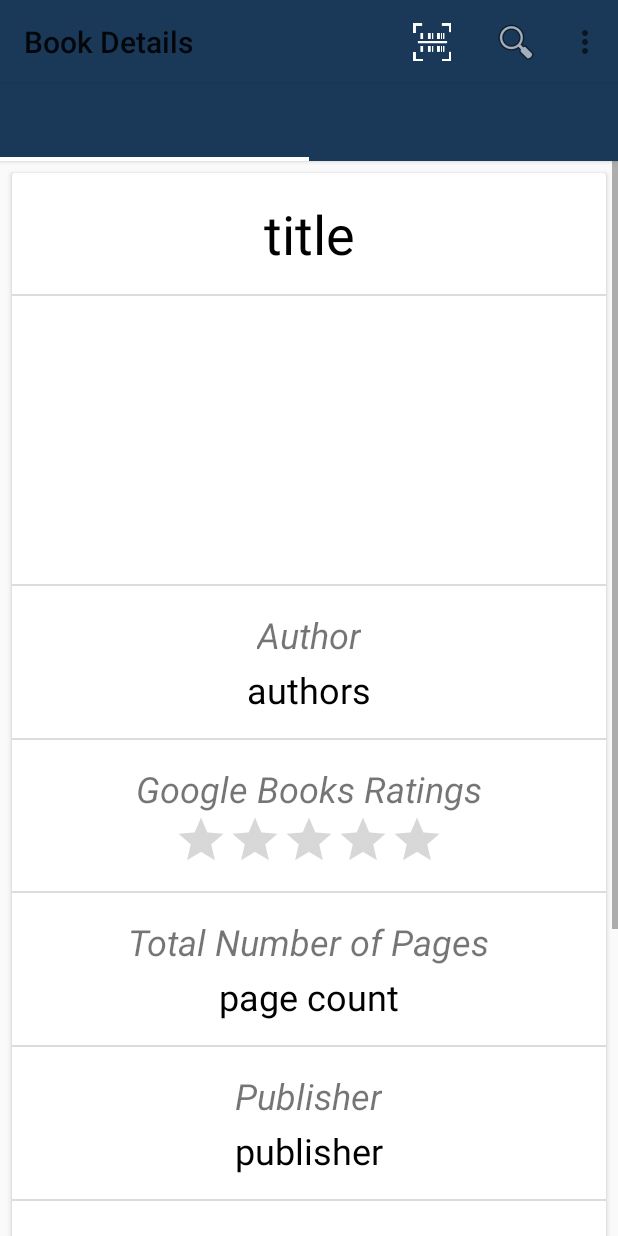
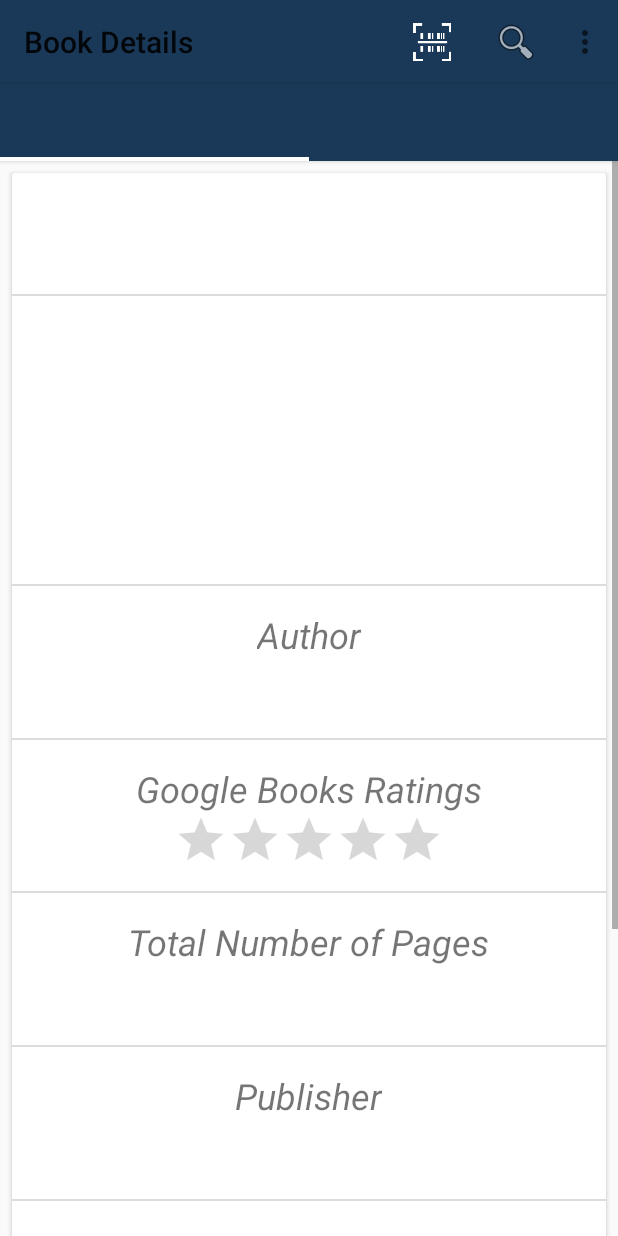
Before and after one commit to doublej89/BookWatch, an Android app: the LocalDetailTab screen opened directly, with no data from a screen before it, on a phone screen of 412 x 824 dp. Run offline under Robolectric (Android 15) with nearby library versions, the phone set to English and light mode, and no system bars; our stand-ins replace Picasso; libraries missing offline, so code that uses them is left out: com.google.zxing.integration; pictures from the network do not load; 2 statements that could not run were skipped.

Commit message:
Update fragment_local_detail_tab.xml

```diff
--- a/app/src/main/res/layout/fragment_local_detail_tab.xml
+++ b/app/src/main/res/layout/fragment_local_detail_tab.xml
@@ -21,7 +21,7 @@
                 android:contentDescription="@string/title_field"
                 android:id="@+id/search_result_title"
                 android:textColor="@color/black"
-                android:text="title"
+
                 />
             <TextView
                 android:layout_width="wrap_content"
@@ -67,7 +67,7 @@
                 android:layout_marginTop="4dp"
                 android:textColor="@color/black"
                 android:contentDescription="@string/author_field"
-                android:text="authors" />
+                 />
 
             <View
                 android:layout_width="match_parent"
@@ -91,7 +91,7 @@
                 android:layout_gravity="center_horizontal"
                 style="?android:attr/ratingBarStyleIndicator"
                 android:contentDescription="@string/rating_bar_cont_desc"
-                android:text="0.0" />
+                 />
 
             <View
                 android:layout_width="match_parent"
@@ -117,7 +117,7 @@
                 android:layout_marginTop="4dp"
                 android:textColor="@color/black"
                 android:contentDescription="@string/total_pages"
-                android:text="page count"/>
+                />
 
             <View
                 android:layout_width="match_parent"
@@ -143,7 +143,7 @@
                 android:layout_marginTop="4dp"
                 android:textColor="@color/black"
                 android:contentDescription="@string/publisher"
-                android:text="publisher" />
+                 />
 
             <View
                 android:layout_width="match_parent"
@@ -169,7 +169,7 @@
                 android:layout_marginTop="4dp"
                 android:textColor="@color/black"
                 android:contentDescription="@string/date_of_publish"
-                android:text="publishing date"/>
+                />
 
             <View
                 android:layout_width="match_parent"
@@ -195,7 +195,7 @@
                 android:layout_marginTop="4dp"
                 android:textColor="@color/black"
                 android:contentDescription="@string/isbn"
-                android:text="isbn"/>
+                />
 
             <View
                 android:layout_width="match_parent"
@@ -221,7 +221,7 @@
                 android:layout_marginTop="4dp"
                 android:textColor="@color/black"
                 android:contentDescription="@string/genera"
-                android:text="Genera"/>
+                />
 
 
 
```
